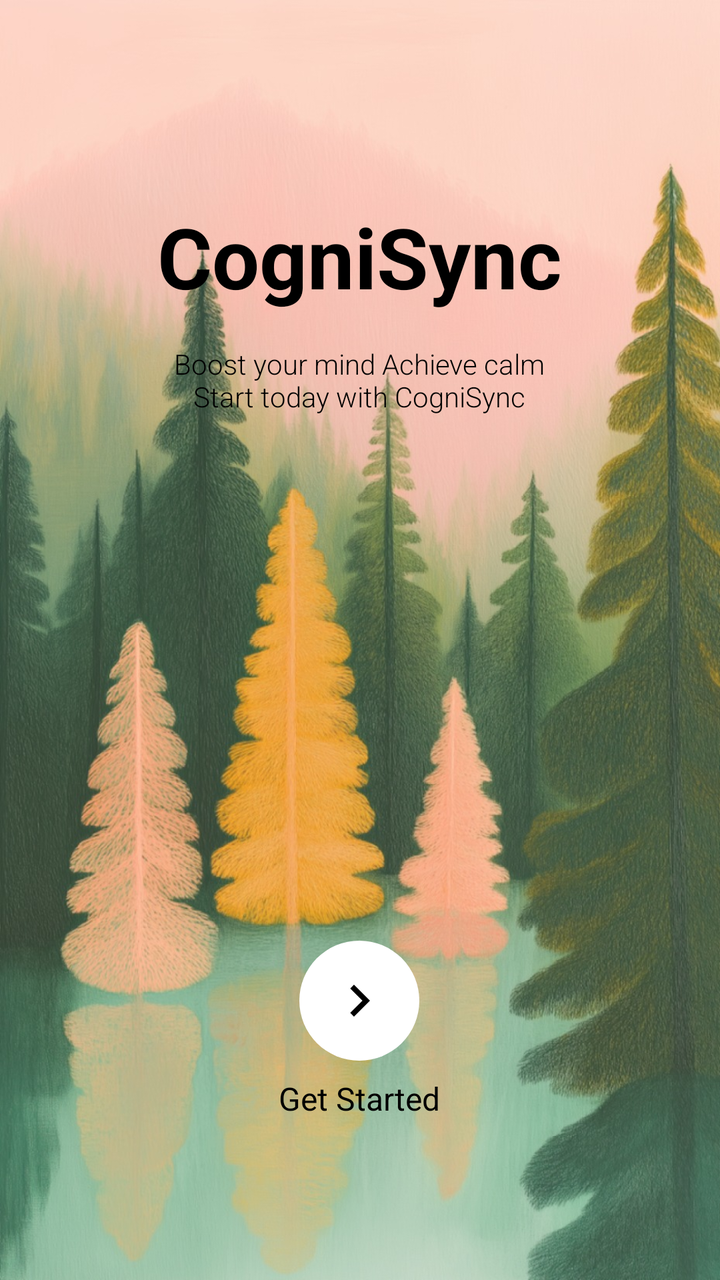
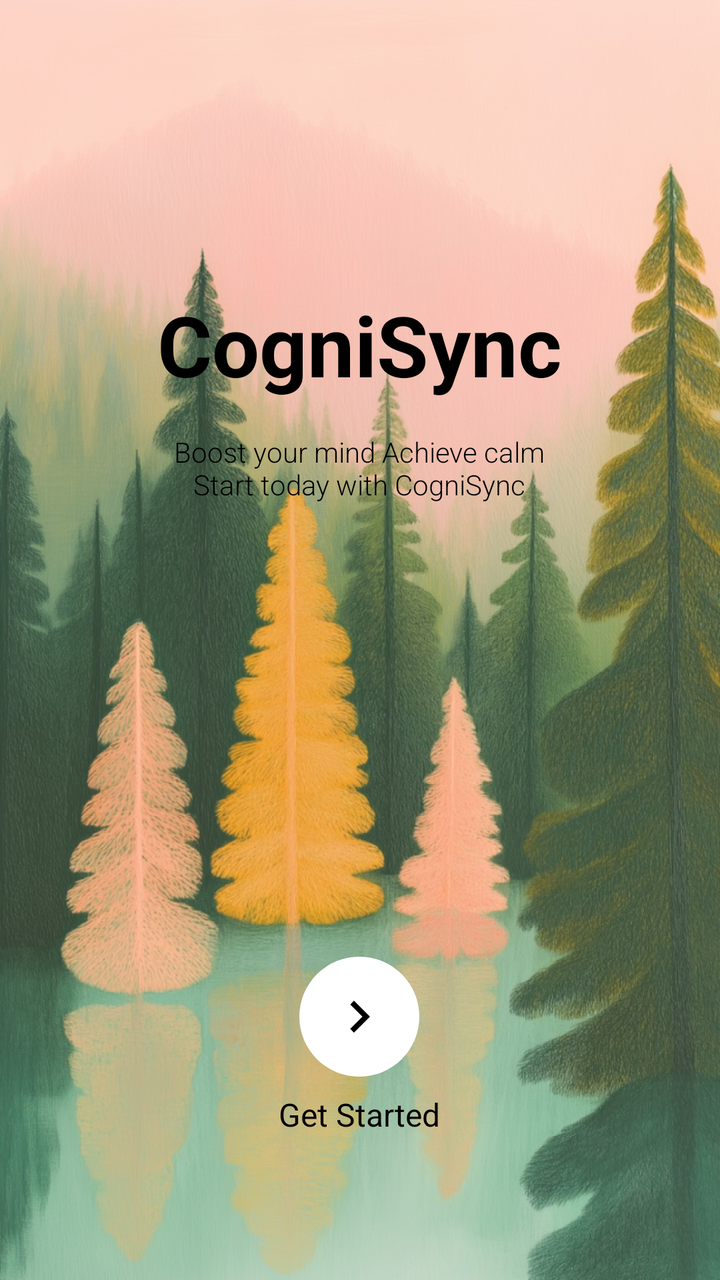

Before-and-after screenshots of an Android layout around one commit, followed by the original layout XML and the change that was made.
<!-- AndroidManifest.xml: application theme Theme.CogniSync -->
<!-- res/layout/activity_main.xml -->
<?xml version="1.0" encoding="utf-8"?>
<RelativeLayout xmlns:android="http://schemas.android.com/apk/res/android"
    xmlns:app="http://schemas.android.com/apk/res-auto"
    android:layout_width="match_parent"
    android:layout_height="match_parent"
    android:fitsSystemWindows="true"
    android:background="@drawable/bg_forest">

    
    <TextView
        android:id="@+id/appTitle"
        android:layout_width="wrap_content"
        android:layout_height="wrap_content"
        android:text="CogniSync"
        android:fontFamily="sans-serif"
        android:textStyle="bold"
        android:textSize="42sp"
        android:textColor="@android:color/black"
        android:layout_centerHorizontal="true"
        android:layout_marginTop="100dp" />

    
    <TextView
        android:id="@+id/subTitle"
        android:layout_width="wrap_content"
        android:layout_height="wrap_content"
        android:text="Boost your mind Achieve calm\nStart today with CogniSync"
        android:textSize="14sp"
        android:fontFamily="sans-serif-light"
        android:gravity="center"
        android:textColor="@android:color/black"
        android:layout_below="@id/appTitle"
        android:layout_centerHorizontal="true"
        android:layout_marginTop="16dp" />


    
    <LinearLayout
        android:layout_width="wrap_content"
        android:layout_height="wrap_content"
        android:orientation="vertical"
        android:gravity="center"
        android:layout_alignParentBottom="true"
        android:layout_centerHorizontal="true"
        android:layout_marginBottom="80dp">

        
        <ImageButton
            android:id="@+id/arrowButton"
            android:layout_width="60dp"
            android:layout_height="60dp"
            android:background="@drawable/circle_button"
            android:src="@drawable/chevron_right"
            android:scaleType="centerInside"
            app:tint="@android:color/black"
            android:contentDescription="@string/get_started_arrow" />


        
        <TextView
            android:layout_width="wrap_content"
            android:layout_height="wrap_content"
            android:text="Get Started"
            android:textSize="16sp"
            android:textColor="@android:color/black"
            android:layout_marginTop="8dp"/>
    </LinearLayout>

</RelativeLayout>
<!-- resources referenced by this layout -->
<resources>
  <!-- drawable bg_forest: jpeg bitmap (drawable, 284622 bytes) -->
  <!-- drawable chevron_right (drawable) -->
  <vector xmlns:android="http://schemas.android.com/apk/res/android"
      android:width="32dp"
      android:height="32dp"
      android:viewportWidth="32"
      android:viewportHeight="32">
      <path
          android:fillColor="#000000"
          android:pathData="M11.45 22.12L17.56 16l-6.1-6.12L13.32 8l8 8-8 8-1.88-1.88Z"/>
  </vector>
  <!-- drawable circle_button (drawable) -->
  <?xml version="1.0" encoding="utf-8"?>
  <shape xmlns:android="http://schemas.android.com/apk/res/android"
      android:shape="oval">
      <solid android:color="@android:color/white"/>
      <size
          android:width="60dp"
          android:height="60dp"/>
  </shape>
  <string name="get_started_arrow">Get Started</string>
  <style name="Theme.CogniSync" parent="Theme.MaterialComponents.DayNight.NoActionBar">
  
  
  
          
          <item name="android:statusBarColor">@android:color/white</item>
          <item name="android:windowLightStatusBar">true</item>
  
      </style>
</resources>

<!-- the commit's change to res/layout/activity_main.xml (unified diff, before → after) -->
@@ -3,8 +3,8 @@
     xmlns:app="http://schemas.android.com/apk/res-auto"
     android:layout_width="match_parent"
     android:layout_height="match_parent"
-    android:fitsSystemWindows="true"
-    android:background="@drawable/bg_forest">
+    android:background="@drawable/bg_forest"
+    android:paddingTop="24dp">
 
     
     <TextView
@@ -17,7 +17,7 @@
         android:textSize="42sp"
         android:textColor="@android:color/black"
         android:layout_centerHorizontal="true"
-        android:layout_marginTop="100dp" />
+        android:layout_marginTop="120dp" />
 
     
     <TextView
@@ -33,7 +33,6 @@
         android:layout_centerHorizontal="true"
         android:layout_marginTop="16dp" />
 
-
     
     <LinearLayout
         android:layout_width="wrap_content"
@@ -42,7 +41,7 @@
         android:gravity="center"
         android:layout_alignParentBottom="true"
         android:layout_centerHorizontal="true"
-        android:layout_marginBottom="80dp">
+        android:layout_marginBottom="72dp">
 
         
         <ImageButton
@@ -55,7 +54,6 @@
             app:tint="@android:color/black"
             android:contentDescription="@string/get_started_arrow" />
 
-
         
         <TextView
             android:layout_width="wrap_content"
@@ -63,7 +61,7 @@
             android:text="Get Started"
             android:textSize="16sp"
             android:textColor="@android:color/black"
-            android:layout_marginTop="8dp"/>
+            android:layout_marginTop="8dp" />
     </LinearLayout>
 
 </RelativeLayout>
